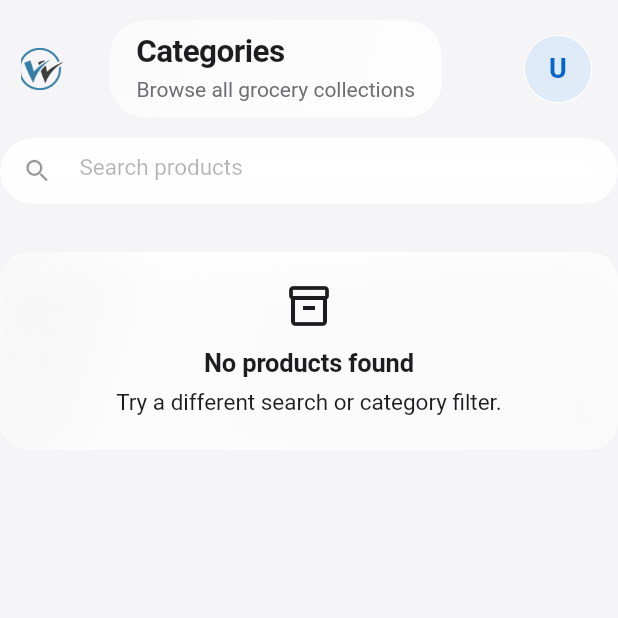
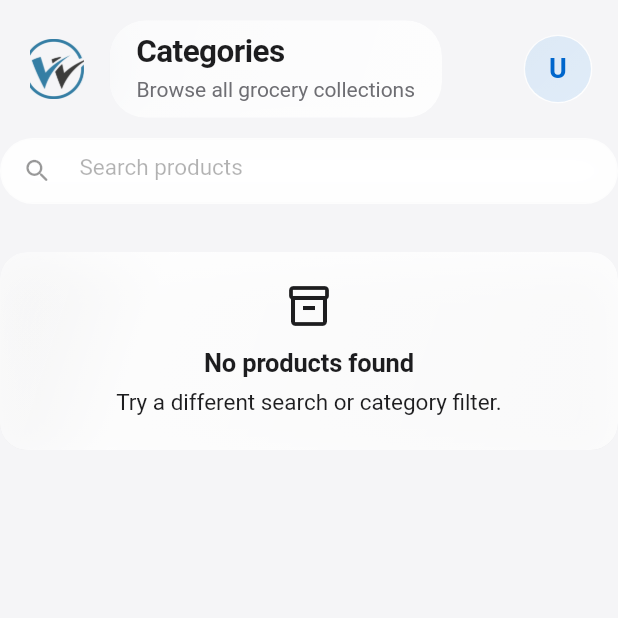
Before and after one commit to shahalamahmed/wafi_ecommerce_app, a Flutter app: the screen it shows once a user with an empty profile is signed in, item 2 of the bottom bar chosen, on a phone screen of 412 x 824 dp, the top half of it. Run offline on Flutter 3.47's test engine with Material 3 defaults, Android fonts, the phone set to English and light mode, and no system bars; our stand-ins replace cloud_firestore, dio, file_picker, firebase_auth, firebase_core, flutter_riverpod and 3 more; accounts and stored records are empty; network calls fail.

Commit message:
Refactor main layout and enlarge drawer logo
Clean up formatting of the main layout Stack and reflow widgets for readability. Update the drawer logo button: add left padding, set IconButton padding to zero with explicit constraints, and increase the logo asset size from 28 to 40 to improve spacing and touch target. Remove stray blank lines.

```diff
--- a/lib/shared/layout/main_layout.dart
+++ b/lib/shared/layout/main_layout.dart
@@ -139,15 +139,20 @@ class _DrawerLogoButton extends StatelessWidget {
   Widget build(BuildContext context) {
     return Builder(
       builder: (context) {
-        return IconButton(
+        return Padding(
+          padding: const EdgeInsets.only(left: 20),
+          child: IconButton(
             onPressed: () => Scaffold.of(context).openDrawer(),
+            padding: EdgeInsets.zero,
+            constraints: const BoxConstraints(),
             icon: ClipRRect(
               borderRadius: BorderRadius.circular(AppSizes.radiusSm),
               child: Image.asset(
                 'assets/wafi_solution_logo.png',
-              width: 28,
-              height: 28,
+                width: 40,
+                height: 40,
                 fit: BoxFit.cover,
+              ),
             ),
           ),
         );
@@ -169,8 +174,6 @@ class _ShellPage {
   final IconData icon;
   final Widget body;
 }
-
-
 
 class _OverviewPage extends StatelessWidget {
   const _OverviewPage({required this.user});
@@ -256,8 +259,6 @@ class _OverviewPage extends StatelessWidget {
   }
 }
 
-
-
 class _PlaceholderPage extends StatelessWidget {
   const _PlaceholderPage({required this.title, required this.subtitle});
 
```
Lines whose indentation alone changed are shown as unchanged.
